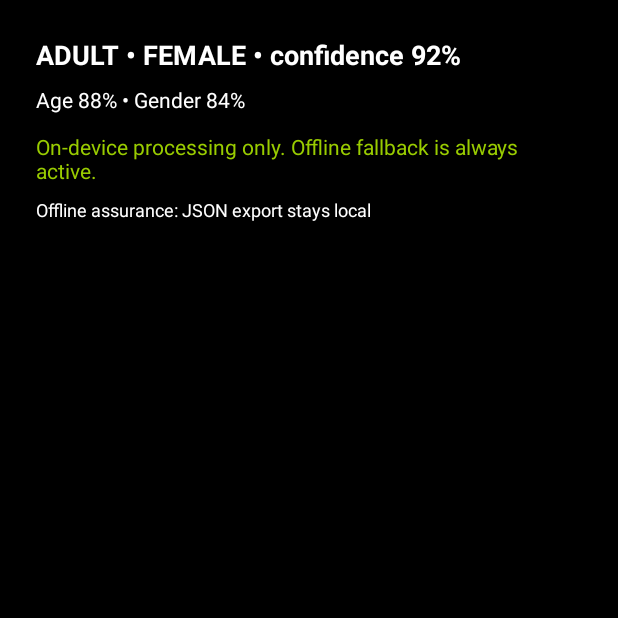
After one commit to tamu960925/KaoAge, an Android app: the fragment SelfCheckoutFragment shown on its own in the app's theme, on a phone screen of 412 x 824 dp, the top half of it. The commit adds this screen. Run offline under Robolectric (Android 15) with nearby library versions, the phone set to English and light mode, and no system bars.

Commit message:
Update sample app

```diff
--- a/gradle/libs.versions.toml
+++ b/gradle/libs.versions.toml
@@ -9,6 +9,7 @@ mlkit-face-detection = "16.1.5"
 kotlinx-serialization = "1.6.3"
 androidx-camera = "1.3.4"
 tflite = "2.13.0"
+androidx-fragment = "1.7.1"
 
 [libraries]
 androidx-core-ktx = { module = "androidx.core:core-ktx", version.ref = "androidx-core" }
@@ -25,6 +26,7 @@ androidx-camera-lifecycle = { module = "androidx.camera:camera-lifecycle", versi
 androidx-camera-view = { module = "androidx.camera:camera-view", version.ref = "androidx-camera" }
 androidx-camera-camera2 = { module = "androidx.camera:camera-camera2", version.ref = "androidx-camera" }
 tensorflow-lite = { module = "org.tensorflow:tensorflow-lite", version.ref = "tflite" }
+androidx-fragment-ktx = { module = "androidx.fragment:fragment-ktx", version.ref = "androidx-fragment" }
 
 [plugins]
 android-library = { id = "com.android.library", version.ref = "agp" }
--- a/samples/cashier-app/build.gradle.kts
+++ b/samples/cashier-app/build.gradle.kts
@@ -48,9 +48,11 @@ dependencies {
     implementation(libs.androidx.camera.lifecycle)
     implementation(libs.androidx.camera.view)
     implementation(libs.mlkit.face.detection)
+    implementation(libs.androidx.fragment.ktx)
 
     testImplementation(kotlin("test"))
     testImplementation("org.robolectric:robolectric:4.12.1")
+    testImplementation("androidx.test:core:1.6.1")
 }
 
 android {
--- /dev/null
+++ b/samples/cashier-app/src/main/kotlin/com/kaoage/cashier/ui/overlay/CashierOverlayViewModel.kt
@@ -0,0 +1,38 @@
+package com.kaoage.cashier.ui.overlay
+
+import com.kaoage.sdk.core.model.FaceInsightsResult
+import kotlin.math.roundToInt
+
+class CashierOverlayViewModel {
+
+    data class UiState(
+        val summary: String,
+        val confidence: String,
+        val offlineMessage: String,
+        val overlayFooter: String
+    )
+
+    fun present(result: FaceInsightsResult): UiState {
+        val ageLabel = result.ageBracket.name
+        val genderLabel = result.gender.name
+        val summary = buildString {
+            append(ageLabel)
+            append(" • ")
+            append(genderLabel)
+            append(" • confidence ")
+            append((result.faceConfidence * 100).roundToInt())
+            append("%")
+        }
+        val confidence = "Age ${result.ageConfidence.toPercent()} • Gender ${result.genderConfidence.toPercent()}"
+        val offlineMessage = "Offline capture ready — Offline analysis only"
+        val footer = "Offline assurance: JSON export stays local"
+        return UiState(
+            summary = summary,
+            confidence = confidence,
+            offlineMessage = offlineMessage,
+            overlayFooter = footer
+        )
+    }
+
+    private fun Float.toPercent(): String = "${(this * 100).roundToInt()}%"
+}
--- /dev/null
+++ b/samples/cashier-app/src/main/kotlin/com/kaoage/cashier/ui/selfcheckout/SelfCheckoutFragment.kt
@@ -0,0 +1,59 @@
+package com.kaoage.cashier.ui.selfcheckout
+
+import android.os.Bundle
+import android.view.View
+import android.widget.TextView
+import androidx.fragment.app.Fragment
+import com.kaoage.cashier.R
+import com.kaoage.cashier.ui.overlay.CashierOverlayViewModel
+import com.kaoage.sdk.core.model.AgeBracket
+import com.kaoage.sdk.core.model.BoundingBox
+import com.kaoage.sdk.core.model.EulerAngles
+import com.kaoage.sdk.core.model.FaceInsightsResult
+import com.kaoage.sdk.core.model.GenderLabel
+import com.kaoage.sdk.core.model.LandmarkSet
+import com.kaoage.sdk.core.model.LandmarkType
+import com.kaoage.sdk.core.model.NormalizedPoint
+
+class SelfCheckoutFragment : Fragment(R.layout.fragment_self_checkout) {
+
+    private val overlayViewModel = CashierOverlayViewModel()
+    private val privacyViewModel = SelfCheckoutPrivacyViewModel()
+
+    override fun onViewCreated(view: View, savedInstanceState: Bundle?) {
+        super.onViewCreated(view, savedInstanceState)
+        val result = demoResult()
+        val overlayState = overlayViewModel.present(result)
+        val privacyState = privacyViewModel.state
+
+        view.findViewById<TextView>(R.id.overlaySummary).text = overlayState.summary
+        view.findViewById<TextView>(R.id.overlayConfidence).text = overlayState.confidence
+        view.findViewById<TextView>(R.id.offlineMessage).text = privacyState.offlineAssurance
+        view.findViewById<TextView>(R.id.overlayOfflineMessage).text = overlayState.overlayFooter
+    }
+
+    private fun demoResult(): FaceInsightsResult {
+        val landmarks = LandmarkSet(
+            mapOf(
+                LandmarkType.LEFT_EYE to NormalizedPoint(0.3f, 0.3f, 0.8f),
+                LandmarkType.RIGHT_EYE to NormalizedPoint(0.6f, 0.3f, 0.8f),
+                LandmarkType.NOSE_TIP to NormalizedPoint(0.45f, 0.45f, 0.9f),
+                LandmarkType.MOUTH_LEFT to NormalizedPoint(0.35f, 0.65f, 0.85f),
+                LandmarkType.MOUTH_RIGHT to NormalizedPoint(0.65f, 0.65f, 0.85f)
+            )
+        )
+        return FaceInsightsResult(
+            detectionId = "demo-detection",
+            frameTimestampMillis = System.currentTimeMillis(),
+            boundingBox = BoundingBox(80f, 120f, 380f, 520f, 1080, 1920),
+            eulerAngles = EulerAngles(0f, 0f, 0f),
+            landmarks = landmarks,
+            faceConfidence = 0.92f,
+            ageBracket = AgeBracket.ADULT,
+            ageConfidence = 0.88f,
+            gender = GenderLabel.FEMALE,
+            genderConfidence = 0.84f,
+            bestShotEligible = true
+        )
+    }
+}
--- /dev/null
+++ b/samples/cashier-app/src/main/kotlin/com/kaoage/cashier/ui/selfcheckout/SelfCheckoutPrivacyViewModel.kt
@@ -0,0 +1,16 @@
+package com.kaoage.cashier.ui.selfcheckout
+
+class SelfCheckoutPrivacyViewModel {
+
+    data class PrivacyState(
+        val offlineAssurance: String,
+        val persistentWrites: Int,
+        val networkTransmissions: Int
+    )
+
+    val state: PrivacyState = PrivacyState(
+        offlineAssurance = "On-device processing only. Offline fallback is always active.",
+        persistentWrites = 0,
+        networkTransmissions = 0
+    )
+}
--- a/samples/cashier-app/src/main/res/layout/activity_main.xml
+++ b/samples/cashier-app/src/main/res/layout/activity_main.xml
@@ -90,4 +90,9 @@
         android:text="@string/action_reset_bestshot" />
     </LinearLayout>
 
+    <androidx.fragment.app.FragmentContainerView
+        android:id="@+id/fragmentContainer"
+        android:layout_width="match_parent"
+        android:layout_height="match_parent" />
+
 </FrameLayout>
--- /dev/null
+++ b/samples/cashier-app/src/main/res/layout/fragment_self_checkout.xml
@@ -0,0 +1,38 @@
+<?xml version="1.0" encoding="utf-8"?>
+<LinearLayout xmlns:android="http://schemas.android.com/apk/res/android"
+    android:layout_width="match_parent"
+    android:layout_height="match_parent"
+    android:orientation="vertical"
+    android:padding="24dp"
+    android:background="#CC000000">
+
+    <TextView
+        android:id="@+id/overlaySummary"
+        android:layout_width="match_parent"
+        android:layout_height="wrap_content"
+        android:textColor="@android:color/white"
+        android:textSize="18sp"
+        android:textStyle="bold" />
+
+    <TextView
+        android:id="@+id/overlayConfidence"
+        android:layout_width="match_parent"
+        android:layout_height="wrap_content"
+        android:layout_marginTop="8dp"
+        android:textColor="@android:color/white" />
+
+    <TextView
+        android:id="@+id/offlineMessage"
+        android:layout_width="match_parent"
+        android:layout_height="wrap_content"
+        android:layout_marginTop="12dp"
+        android:textColor="@android:color/holo_green_light" />
+
+    <TextView
+        android:id="@+id/overlayOfflineMessage"
+        android:layout_width="match_parent"
+        android:layout_height="wrap_content"
+        android:layout_marginTop="8dp"
+        android:textColor="@android:color/white"
+        android:textSize="12sp" />
+</LinearLayout>
--- a/samples/cashier-app/src/main/res/values/strings.xml
+++ b/samples/cashier-app/src/main/res/values/strings.xml
@@ -15,5 +15,5 @@
     <string name="action_reset_bestshot">Reset BestShot</string>
     <string name="permission_camera_rationale">Camera access is required to evaluate faces on-device.</string>
     <string name="status_model_missing">Model not found. Run `scripts/download_models.sh` before launching the app.</string>
-    <string name="status_age_model_missing">Age regression model missing. Run `scripts/convert_age_model.py` to generate age_regression.tflite.</string>
+    <string name="status_age_model_missing">Age regression model missing. Run `scripts/download_models.sh` to refresh model_age_nonq.tflite.</string>
 </resources>
```
Also changed, not shown: 2 other files. Lines whose indentation alone changed are shown as unchanged.
